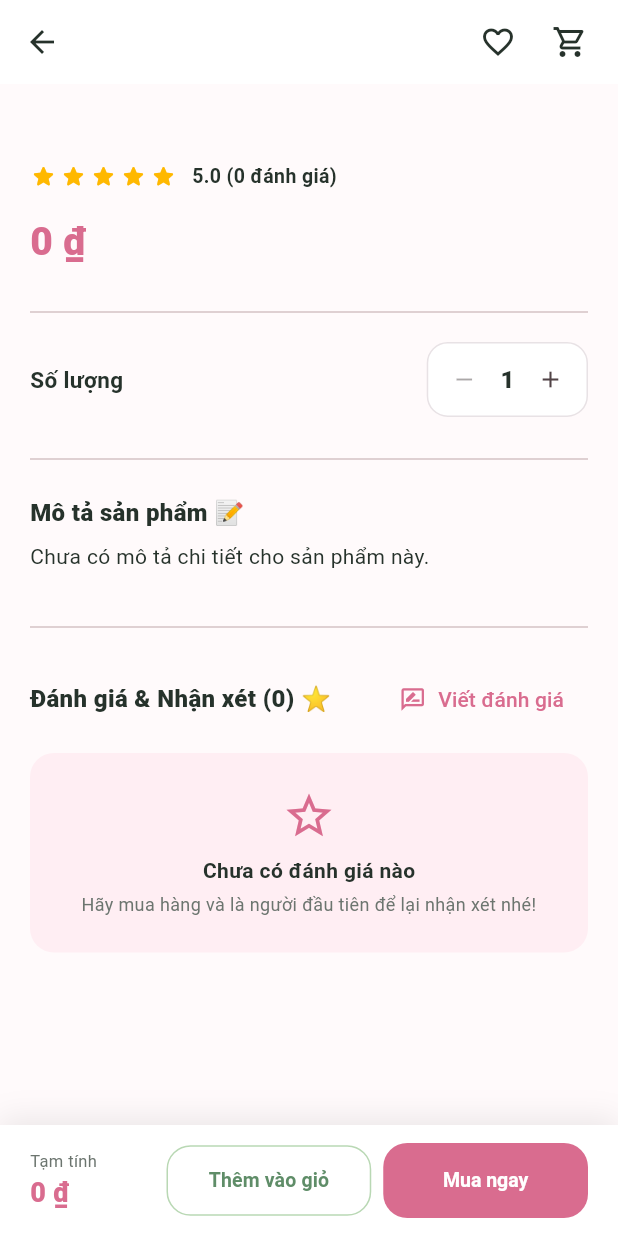
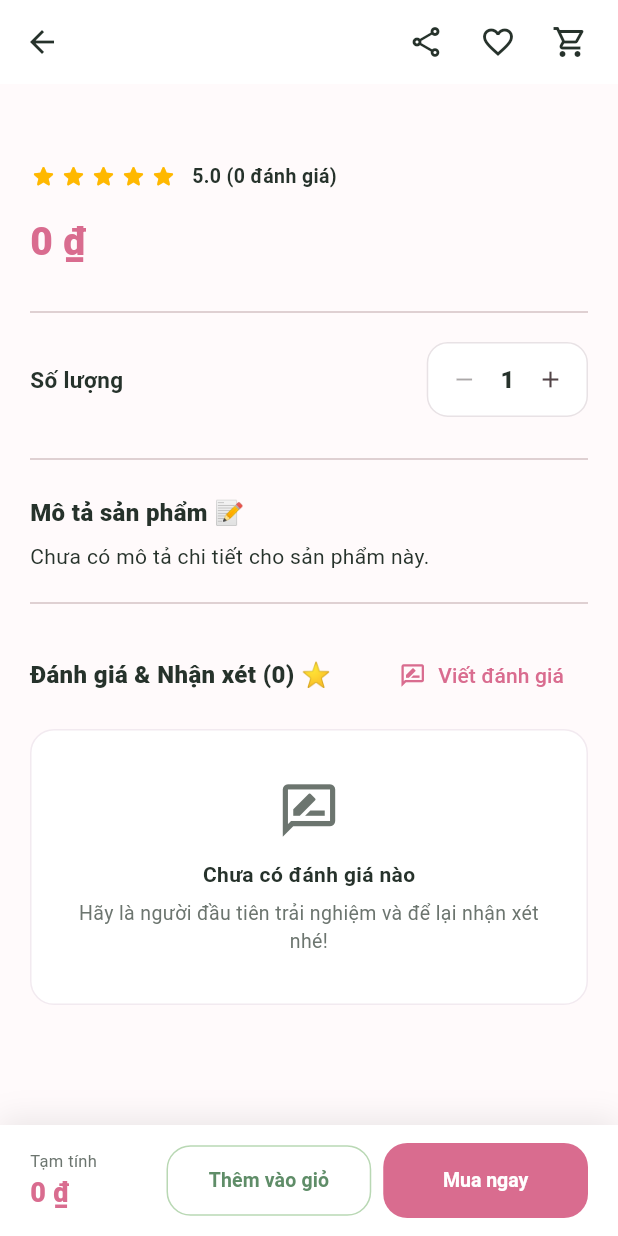
Before and after one commit to lehongphuc-12/tupi_house, a Flutter app: the OptimizedProductDetailScreen screen opened directly with empty values, scrolled down 370 dp, on a phone screen of 412 x 824 dp. Run offline on Flutter 3.47's test engine with Material 3 defaults, Android fonts, the phone set to English and light mode, and no system bars; our stand-ins replace cloud_firestore, firebase_auth, firebase_core, firebase_messaging, flutter_html, flutter_local_notifications and 2 more; accounts and stored records are empty; network calls fail.

Commit message:
fix automation

```diff
--- a/lib/screens/product/optimized_product_detail_screen.dart
+++ b/lib/screens/product/optimized_product_detail_screen.dart
@@ -33,6 +33,7 @@ class _OptimizedProductDetailScreenState
   int _currentImageIndex = 0;
   int _quantity = 1;
   final PageController _pageController = PageController();
+  bool _isDescriptionExpanded = false;
 
   @override
   void initState() {
@@ -97,7 +98,17 @@ class _OptimizedProductDetailScreenState
       );
       return;
     }
-    _addToCart();
+
+    final cart = context.read<CartProvider>();
+    final cartItem = CartItem(
+      productId: widget.product.id,
+      title: widget.product.title,
+      price: widget.product.salePrice ?? widget.product.price,
+      thumbnail: widget.product.thumbnail,
+      quantity: _quantity,
+    );
+    cart.addToCart(cartItem);
+
     Navigator.push(
       context,
       MaterialPageRoute(builder: (_) => const CartScreen()),
@@ -139,6 +150,16 @@ class _OptimizedProductDetailScreenState
             pinned: true,
             backgroundColor: Colors.white,
             elevation: 0,
+            leading: Padding(
+              padding: const EdgeInsets.all(8.0),
+              child: CircleAvatar(
+                backgroundColor: Colors.white.withValues(alpha: 0.85),
+                child: IconButton(
+                  icon: const Icon(Icons.arrow_back, color: AppColors.ink),
+                  onPressed: () => Navigator.pop(context),
+                ),
+              ),
+            ),
             flexibleSpace: FlexibleSpaceBar(
               background: Stack(
                 children: [
@@ -153,6 +174,8 @@ class _OptimizedProductDetailScreenState
                         tag: index == 0
                             ? 'product-img-${widget.product.id}'
                             : 'product-img-${widget.product.id}-$index',
+                        child: Material(
+                          type: MaterialType.transparency,
                           child: images[index].isNotEmpty
                               ? Image.network(
                                   images[index],
@@ -162,6 +185,7 @@ class _OptimizedProductDetailScreenState
                                       _imagePlaceholder(),
                                 )
                               : _imagePlaceholder(),
+                        ),
                       );
                     },
                   ),
@@ -195,6 +219,19 @@ class _OptimizedProductDetailScreenState
               ),
             ),
             actions: [
+              CircleAvatar(
+                backgroundColor: Colors.white.withValues(alpha: 0.85),
+                child: IconButton(
+                  icon: const Icon(Icons.share_outlined, color: AppColors.ink),
+                  onPressed: () {
+                    // Logic share
+                    ScaffoldMessenger.of(context).showSnackBar(
+                      const SnackBar(content: Text('Tính năng chia sẻ đang phát triển')),
+                    );
+                  },
+                ),
+              ),
+              const SizedBox(width: 8),
               CircleAvatar(
                 backgroundColor: Colors.white.withValues(alpha: 0.85),
                 child: IconButton(
@@ -448,9 +485,17 @@ class _OptimizedProductDetailScreenState
                     ),
                   ),
                   const SizedBox(height: 8),
-                  if (widget.product.description.contains('<') &&
-                      widget.product.description.contains('>'))
-                    Html(
+                  AnimatedSize(
+                    duration: const Duration(milliseconds: 300),
+                    alignment: Alignment.topCenter,
+                    child: Container(
+                      constraints: BoxConstraints(
+                        maxHeight: _isDescriptionExpanded ? double.infinity : 150,
+                      ),
+                      child: ClipRect(
+                        child: widget.product.description.contains('<') &&
+                                widget.product.description.contains('>')
+                            ? Html(
                                 data: widget.product.description,
                                 style: {
                                   "body": Style(
@@ -461,8 +506,7 @@ class _OptimizedProductDetailScreenState
                                   ),
                                 },
                               )
-                  else
-                    Text(
+                            : Text(
                                 widget.product.description.isNotEmpty
                                     ? widget.product.description
                                     : 'Chưa có mô tả chi tiết cho sản phẩm này.',
@@ -472,7 +516,27 @@ class _OptimizedProductDetailScreenState
                                   height: 1.5,
                                 ),
                               ),
-                  const SizedBox(height: 28),
+                      ),
+                    ),
+                  ),
+                  if (widget.product.description.isNotEmpty)
+                    Center(
+                      child: TextButton.icon(
+                        onPressed: () {
+                          setState(() {
+                            _isDescriptionExpanded = !_isDescriptionExpanded;
+                          });
+                        },
+                        icon: Icon(
+                          _isDescriptionExpanded
+                              ? Icons.keyboard_arrow_up
+                              : Icons.keyboard_arrow_down,
+                          size: 18,
+                        ),
+                        label: Text(_isDescriptionExpanded ? 'Thu gọn' : 'Xem thêm'),
+                      ),
+                    ),
+                  const SizedBox(height: 12),
                   const Divider(),
                   const SizedBox(height: 16),
 
@@ -526,27 +590,28 @@ class _OptimizedProductDetailScreenState
                   else if (reviews.isEmpty)
                     Container(
                       width: double.infinity,
-                      padding: const EdgeInsets.all(24),
+                      padding: const EdgeInsets.symmetric(vertical: 32, horizontal: 24),
                       decoration: BoxDecoration(
-                        color: AppColors.softPink,
+                        color: Colors.white,
                         borderRadius: BorderRadius.circular(16),
+                        border: Border.all(color: const Color(0xFFF2EAF0)),
                       ),
                       child: const Column(
                         children: [
-                          Icon(Icons.star_outline,
-                              size: 36, color: AppColors.pastelPinkDark),
-                          SizedBox(height: 8),
+                          Icon(Icons.rate_review_outlined,
+                              size: 42, color: AppColors.muted),
+                          SizedBox(height: 12),
                           Text(
                             'Chưa có đánh giá nào',
                             style: TextStyle(
                                 fontWeight: FontWeight.w700,
                                 color: AppColors.ink),
                           ),
-                          SizedBox(height: 4),
+                          SizedBox(height: 6),
                           Text(
-                            'Hãy mua hàng và là người đầu tiên để lại nhận xét nhé!',
+                            'Hãy là người đầu tiên trải nghiệm và để lại nhận xét nhé!',
                             style: TextStyle(
-                                fontSize: 12, color: AppColors.muted),
+                                fontSize: 13, color: AppColors.muted),
                             textAlign: TextAlign.center,
                           ),
                         ],
@@ -597,7 +662,7 @@ class _OptimizedProductDetailScreenState
                     ),
                   ],
 
-                  const SizedBox(height: 100),
+                  const SizedBox(height: 32),
                 ],
               ),
             ),
--- a/lib/widgets/optimized_product_card.dart
+++ b/lib/widgets/optimized_product_card.dart
@@ -61,6 +61,8 @@ class OptimizedProductCard extends StatelessWidget {
                       color: AppColors.softPink,
                       child: Hero(
                         tag: 'product-img-${product.id}',
+                        child: Material(
+                          type: MaterialType.transparency,
                           child: product.thumbnail.isNotEmpty
                               ? Image.network(
                                   product.thumbnail,
@@ -69,6 +71,7 @@ class OptimizedProductCard extends StatelessWidget {
                                       _imagePlaceholder(),
                                 )
                               : _imagePlaceholder(),
+                        ),
                       ),
                     ),
                   ),
```
Lines whose indentation alone changed are shown as unchanged.
